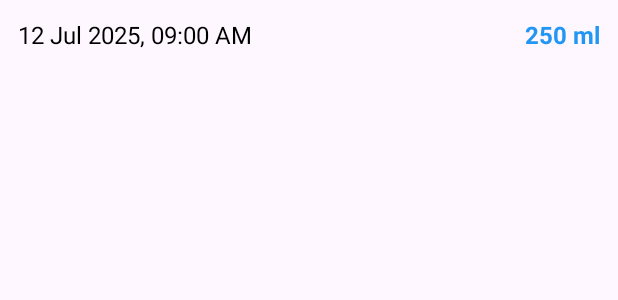
After one commit to atulrai07/AquaLog, an Android app: the layout item_history.xml on its own in the app's theme, with its tools: preview values and no code run, on a phone screen of 412 x 824 dp. The commit adds this screen. Shown: the top 300 px of the screen. Run offline under Robolectric (Android 15) with nearby library versions, the phone set to English and light mode, and no system bars.

Commit message:
DataBase&HistoryFeature

```diff
--- a/app/src/main/AndroidManifest.xml
+++ b/app/src/main/AndroidManifest.xml
@@ -12,9 +12,13 @@
         android:supportsRtl="true"
         android:theme="@style/Theme.AquaLog">
 
-        <!-- 👇 ADD THIS LINE -->
+        <!-- History Activity -->
+        <activity android:name=".HistoryActivity" />
+
+        <!-- Add Now Activity -->
         <activity android:name=".AddNowActivity" />
 
+        <!-- Main Activity -->
         <activity
             android:name=".MainActivity"
             android:exported="true">
--- a/app/src/main/java/com/example/aqualog/WaterLog.java
+++ /dev/null
@@ -1,5 +0,0 @@
-package com.example.aqualog;
-
-public class WaterLog {
-
-}
--- /dev/null
+++ b/app/src/main/res/layout/item_history.xml
@@ -0,0 +1,26 @@
+<?xml version="1.0" encoding="utf-8"?>
+<LinearLayout xmlns:android="http://schemas.android.com/apk/res/android"
+    android:layout_width="match_parent"
+    android:layout_height="wrap_content"
+    android:orientation="horizontal"
+    android:padding="12dp"
+    android:background="?attr/selectableItemBackground">
+
+    <TextView
+        android:id="@+id/tvDate"
+        android:layout_width="0dp"
+        android:layout_height="wrap_content"
+        android:layout_weight="1"
+        android:text="12 Jul 2025, 09:00 AM"
+        android:textSize="16sp"
+        android:textColor="@color/text_primary_black" />
+
+    <TextView
+        android:id="@+id/tvAmount"
+        android:layout_width="wrap_content"
+        android:layout_height="wrap_content"
+        android:text="250 ml"
+        android:textSize="16sp"
+        android:textColor="@color/accent_blue"
+        android:textStyle="bold" />
+</LinearLayout>
--- a/app/src/main/res/menu/bottom_nav_menu.xml
+++ b/app/src/main/res/menu/bottom_nav_menu.xml
@@ -5,7 +5,8 @@
         android:icon="@drawable/outline_add_home_24"
         android:title="Home" />
     <item
-        android:id="@+id/nav_settings"
+        android:id="@+id/navigation_history"
         android:icon="@drawable/outline_add_box_24"
-        android:title="Settings" />
+        android:title="History" />
+
 </menu>
```
Also changed, not shown: app/src/main/java/com/example/aqualog/AddNowActivity.java (+11 -10 lines), app/src/main/java/com/example/aqualog/HistoryActivity.java (added, +52 -0 lines), app/src/main/java/com/example/aqualog/HistoryAdapter.java (added, +57 -0 lines), app/src/main/java/com/example/aqualog/MainActivity.java (+69 -24 lines), app/src/main/java/com/example/aqualog/data/WaterDatabase.java (added, +27 -0 lines), app/src/main/java/com/example/aqualog/data/WaterLog.java (added, +19 -0 lines), app/src/main/java/com/example/aqualog/data/WaterLogDao.java (added, +31 -0 lines), app/src/main/res/layout/activity_history.xml (added, +24 -0 lines).
